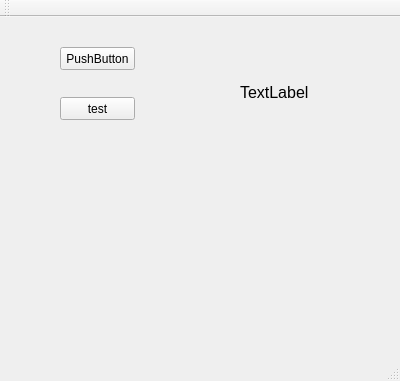
lbr15/QT_Learn, file PLC_Signal/mainwindow.ui: the form before one commit.
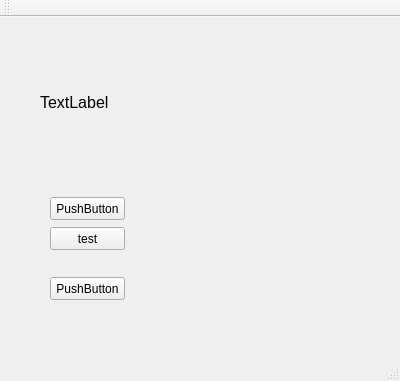
The form after the commit.

Commit message:
Know QString
Use + to connect QString,
and complete the  Byte_to_Bit

Diff of the .ui file:
```diff
--- a/PLC_Signal/mainwindow.ui
+++ b/PLC_Signal/mainwindow.ui
@@ -17,9 +17,9 @@
    <widget class="QLabel" name="label">
     <property name="geometry">
      <rect>
-      <x>240</x>
-      <y>20</y>
-      <width>91</width>
+      <x>40</x>
+      <y>30</y>
+      <width>291</width>
       <height>111</height>
      </rect>
     </property>
@@ -38,8 +38,8 @@
    <widget class="QPushButton" name="pushButton">
     <property name="geometry">
      <rect>
-      <x>60</x>
-      <y>30</y>
+      <x>50</x>
+      <y>180</y>
       <width>75</width>
       <height>23</height>
      </rect>
@@ -51,8 +51,8 @@
    <widget class="QPushButton" name="pushButton_2">
     <property name="geometry">
      <rect>
-      <x>60</x>
-      <y>80</y>
+      <x>50</x>
+      <y>210</y>
       <width>75</width>
       <height>23</height>
      </rect>
@@ -61,6 +61,19 @@
      <string>test</string>
     </property>
    </widget>
+   <widget class="QPushButton" name="pushButton_3">
+    <property name="geometry">
+     <rect>
+      <x>50</x>
+      <y>260</y>
+      <width>75</width>
+      <height>23</height>
+     </rect>
+    </property>
+    <property name="text">
+     <string>PushButton</string>
+    </property>
+   </widget>
   </widget>
   <widget class="QMenuBar" name="menuBar">
    <property name="geometry">
```
The commit also changes 2 other files.
